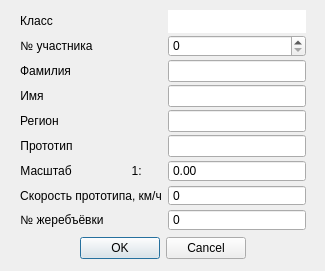
The window that F4C_fill_UI.ui (MasterFly150rus/f4c) describes before a commit, drawn with Qt 5.
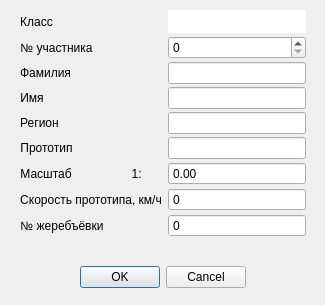
The same window after the commit. Icons and pictures are not drawn.

Diff of the .ui file:
```diff
--- a/F4C_fill_UI.ui
+++ b/F4C_fill_UI.ui
@@ -10,9 +10,21 @@
     <x>0</x>
     <y>0</y>
     <width>325</width>
-    <height>271</height>
+    <height>305</height>
    </rect>
   </property>
+  <property name="minimumSize">
+   <size>
+    <width>325</width>
+    <height>305</height>
+   </size>
+  </property>
+  <property name="maximumSize">
+   <size>
+    <width>325</width>
+    <height>305</height>
+   </size>
+  </property>
   <property name="windowTitle">
    <string>Регистрация участника</string>
   </property>
@@ -20,13 +32,13 @@
    <iconset resource="Resourses.qrc">
     <normaloff>:/images/Ico/logo_301.png</normaloff>:/images/Ico/logo_301.png</iconset>
   </property>
-  <widget class="QWidget" name="">
+  <widget class="QWidget" name="layoutWidget">
    <property name="geometry">
     <rect>
      <x>20</x>
      <y>10</y>
      <width>286</width>
-     <height>249</height>
+     <height>278</height>
     </rect>
    </property>
    <layout class="QVBoxLayout" name="verticalLayout">
@@ -201,6 +213,9 @@
         <property name="correctionMode">
          <enum>QAbstractSpinBox::CorrectToNearestValue</enum>
         </property>
+        <property name="maximum">
+         <number>10000</number>
+        </property>
        </widget>
       </item>
       <item row="8" column="0">
@@ -224,6 +239,9 @@
         <property name="correctionMode">
          <enum>QAbstractSpinBox::CorrectToNearestValue</enum>
         </property>
+        <property name="maximum">
+         <number>1000</number>
+        </property>
        </widget>
       </item>
      </layout>
```
